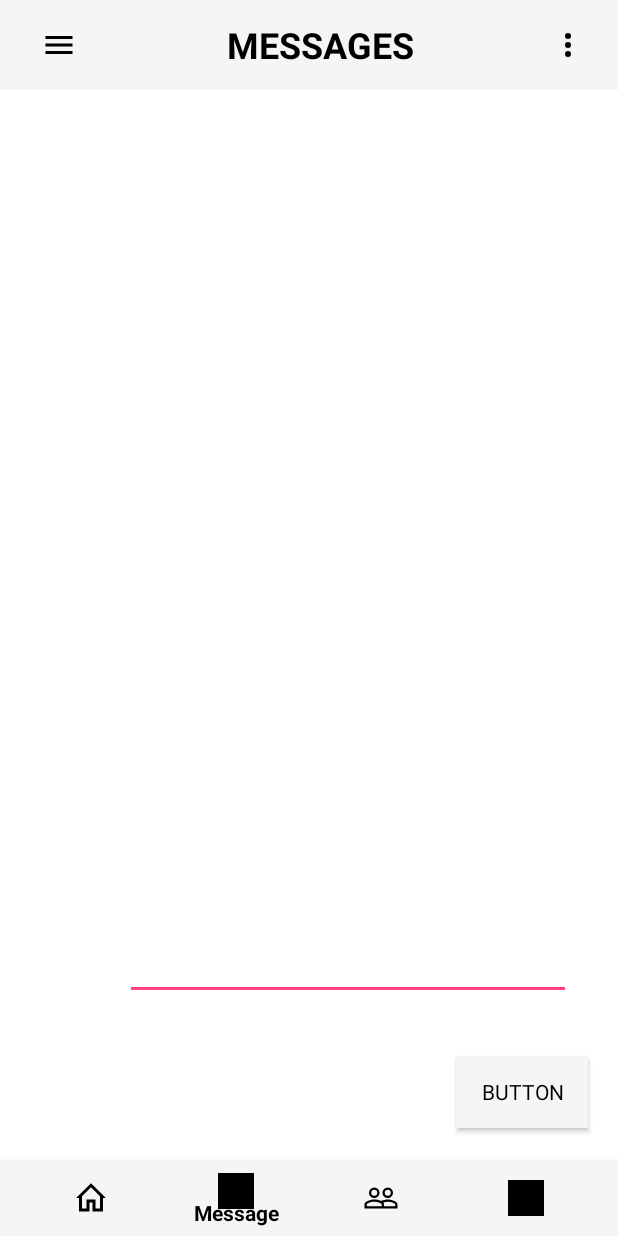
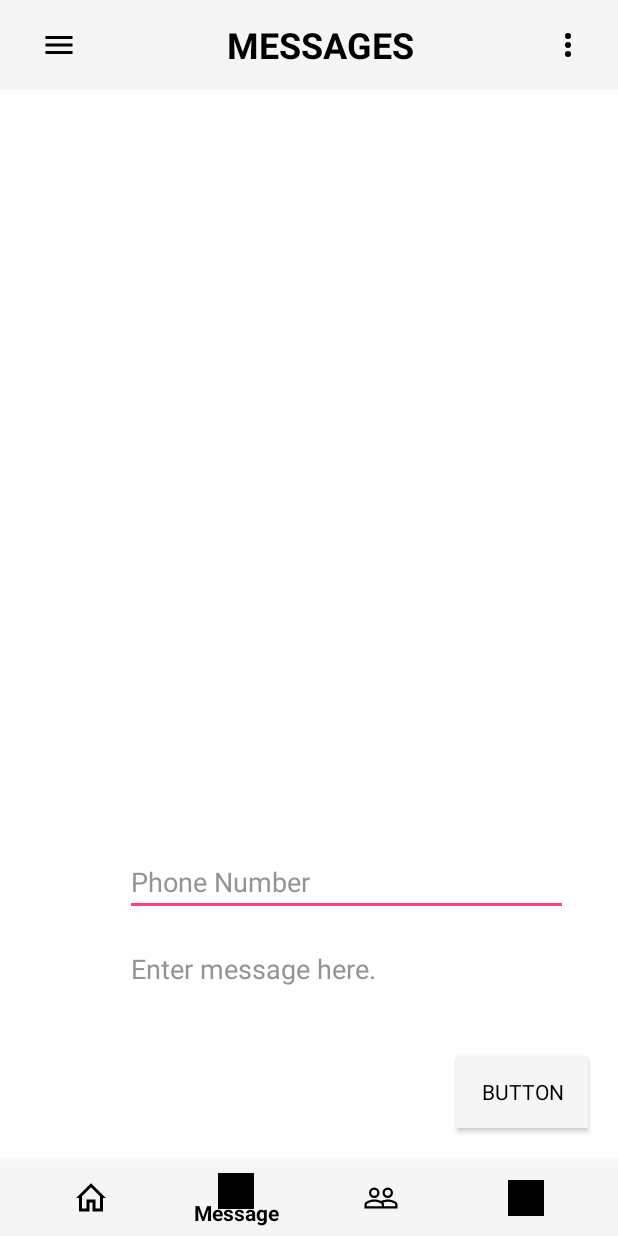
Before and after one commit to appsur/SurApp, an Android app: the MessageActivity screen opened directly, with no data from a screen before it, on a phone screen of 412 x 824 dp. Run offline under Robolectric (Android 15) with nearby library versions, the phone set to English and light mode, and no system bars; libraries missing offline, so code that uses them is left out: com.parse; Roboto replaces fonts that are not available here; 2 statements that could not run were skipped.

Commit message:
Allowed user to specify a phone number to message.

```diff
--- a/app/src/main/java/com/pusheenicorn/safetyapp/MessageActivity.java
+++ b/app/src/main/java/com/pusheenicorn/safetyapp/MessageActivity.java
@@ -27,6 +27,7 @@ public class MessageActivity extends AppCompatActivity{
     BottomNavigationView bottomNavigationView;
     Button btnSendMessage;
     EditText etMessage;
+    EditText etPhoneNumber;
     String phonenumber;
     // Define global current user.
     User currentUser;
@@ -43,6 +44,7 @@ public class MessageActivity extends AppCompatActivity{
         currentUser = (User) ParseUser.getCurrentUser();
         phonenumber = currentUser.getPhonNumber();
         etMessage = findViewById(R.id.etMessage);
+        etPhoneNumber  = findViewById(R.id.etPhoneNumber);
         bottomNavigationView = (BottomNavigationView) findViewById(R.id.bottom_navigation);
         bottomNavigationView.setOnNavigationItemSelectedListener(new BottomNavigationView.OnNavigationItemSelectedListener() {
             @Override
@@ -54,7 +56,7 @@ public class MessageActivity extends AppCompatActivity{
                         startActivity(goHome);
                         return true;
                     case R.id.action_message:
-                        Toast.makeText(MessageActivity.this, "Already on Messages Page!", Toast.LENGTH_LONG ).show();
+//                      //Toast.makeText(MessageActivity.this, "Already on Messages Page!", Toast.LENGTH_LONG ).show();
                         return true;
                     case R.id.action_emergency:
                         // TODO -- link activities
@@ -62,6 +64,7 @@ public class MessageActivity extends AppCompatActivity{
                     case R.id.action_friends:
                         Intent goFriends = new Intent(MessageActivity.this, FriendsActivity.class);
                         Toast.makeText(MessageActivity.this, "Success!", Toast.LENGTH_LONG).show();
+                        startActivity(goFriends);
                         return true;
                 }
                 return true;
@@ -72,7 +75,7 @@ public class MessageActivity extends AppCompatActivity{
         btnSendMessage.setOnClickListener(new View.OnClickListener() {
             @Override
             public void onClick(View v) {
-                sendSMS("6304862146", etMessage.getText().toString());
+                sendSMS(etPhoneNumber.getText().toString(), etMessage.getText().toString());
                 Toast.makeText(MessageActivity.this, "Message sent!", Toast.LENGTH_LONG).show();
                 Intent returnHome = new Intent(MessageActivity.this, MainActivity.class);
                 startActivity(returnHome);
--- a/app/src/main/res/layout/activity_message.xml
+++ b/app/src/main/res/layout/activity_message.xml
@@ -6,6 +6,19 @@
     android:layout_height="match_parent"
     android:background="@color/white"
     tools:context=".MessageActivity">
+
+    <EditText
+        android:id="@+id/etPhoneNumber"
+        android:layout_width="295dp"
+        android:layout_height="wrap_content"
+        android:layout_alignParentBottom="true"
+        android:layout_alignStart="@+id/etMessage"
+        android:layout_marginBottom="213dp"
+        android:ems="10"
+        android:hint="Phone Number"
+        android:inputType="textPersonName"
+        android:textColor="@color/black"
+        android:textColorHint="@color/gray" />
 
     <Button
         android:id="@+id/btnSendMessage"
@@ -24,20 +37,21 @@
     <EditText
         android:id="@+id/etMessage"
         android:layout_width="297dp"
-        android:layout_height="243dp"
+        android:layout_height="wrap_content"
         android:layout_alignParentBottom="true"
         android:layout_alignParentEnd="true"
-        android:layout_marginBottom="157dp"
+        android:layout_marginBottom="155dp"
         android:layout_marginEnd="31dp"
         android:layout_weight="1"
         android:ems="10"
         android:hint="Enter message here."
         android:inputType="textMultiLine"
-        android:textColor="@color/black" />
+        android:textColor="@color/black"
+        android:textColorHint="@color/gray" />
 
     <LinearLayout
         android:layout_width="match_parent"
-        android:layout_height="match_parent"
+        android:layout_height="wrap_content"
         android:layout_alignParentStart="true"
         android:layout_alignParentTop="true"
         android:visibility="visible"
```
Also changed, not shown: app/src/main/res/layout/activity_settings.xml (+6 -6 lines).
